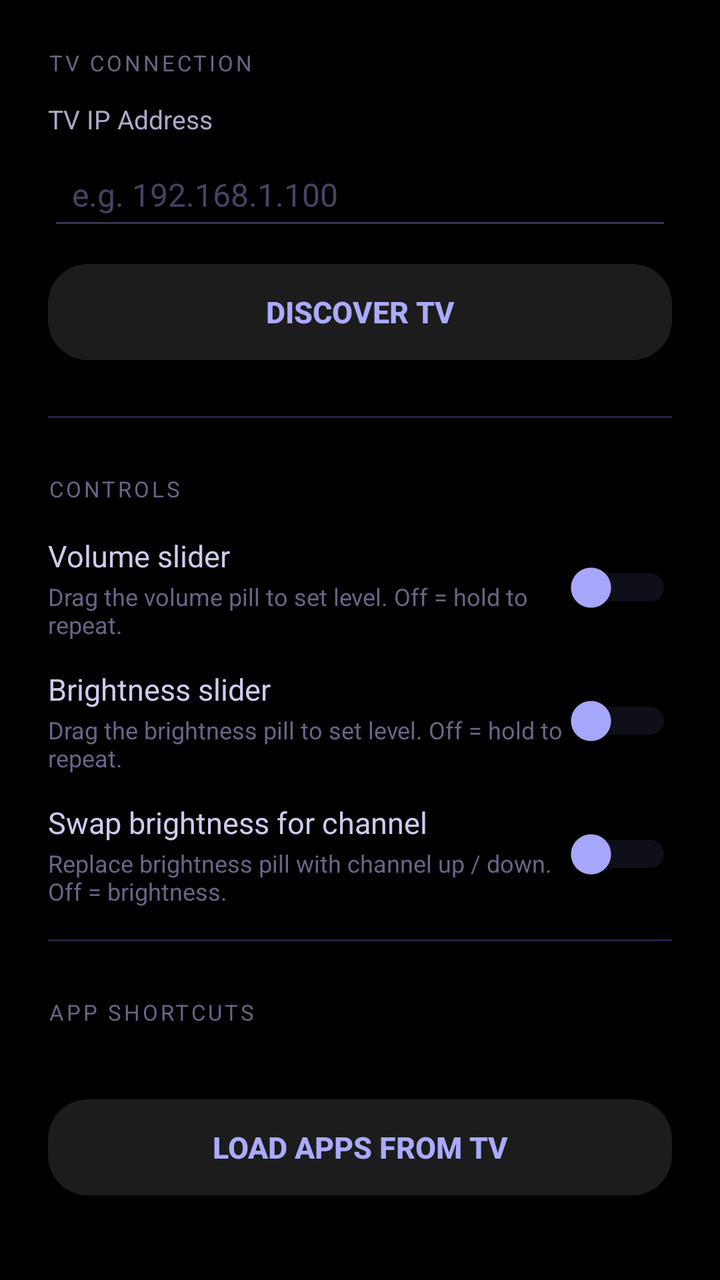
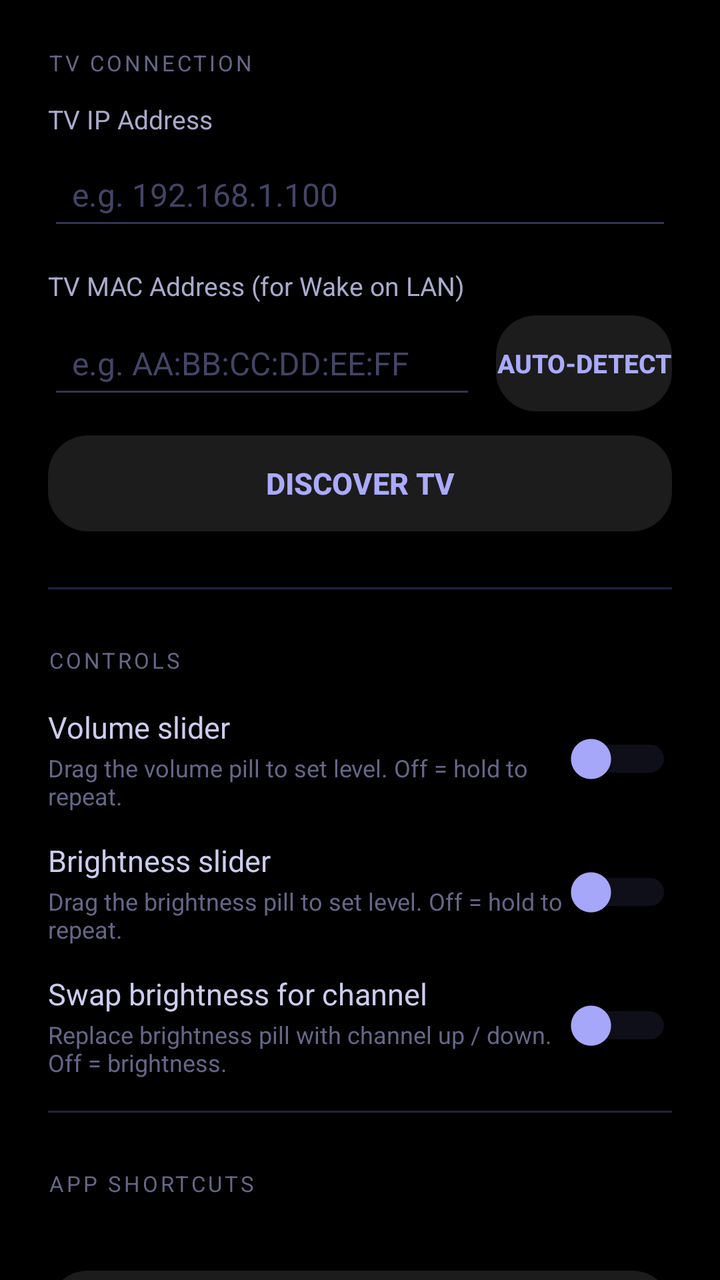

Compare the two renders of this Android layout. The source of the first and the diff that turns it into the second are given below.
<!-- AndroidManifest.xml: application theme Theme.LGRemote -->
<!-- res/layout/activity_settings.xml -->
<?xml version="1.0" encoding="utf-8"?>
<androidx.core.widget.NestedScrollView
    xmlns:android="http://schemas.android.com/apk/res/android"
    android:layout_width="match_parent"
    android:layout_height="match_parent"
    android:background="#000000"
    android:fillViewport="true">

    <LinearLayout
        android:layout_width="match_parent"
        android:layout_height="wrap_content"
        android:orientation="vertical"
        android:paddingHorizontal="24dp"
        android:paddingTop="24dp"
        android:paddingBottom="48dp">

        
        <TextView
            android:layout_width="match_parent"
            android:layout_height="wrap_content"
            android:text="TV CONNECTION"
            android:textColor="#666688"
            android:textSize="11sp"
            android:letterSpacing="0.12"
            android:layout_marginBottom="12dp" />

        <TextView
            android:layout_width="match_parent"
            android:layout_height="wrap_content"
            android:text="TV IP Address"
            android:textColor="#AAAACC"
            android:textSize="13sp"
            android:layout_marginBottom="6dp" />

        <EditText
            android:id="@+id/edit_tv_ip"
            android:layout_width="match_parent"
            android:layout_height="wrap_content"
            android:hint="e.g. 192.168.1.100"
            android:inputType="textUri"
            android:textColor="#FFFFFF"
            android:textColorHint="#444466"
            android:backgroundTint="#333355"
            android:padding="12dp"
            android:textSize="16sp" />

        <LinearLayout
            android:layout_width="match_parent"
            android:layout_height="wrap_content"
            android:layout_marginTop="12dp"
            android:orientation="horizontal"
            android:gravity="center_vertical">

            <Button
                android:id="@+id/btn_discover"
                android:layout_width="0dp"
                android:layout_height="wrap_content"
                android:layout_weight="1"
                android:background="@drawable/bg_squircle_dark"
                android:text="Discover TV"
                android:textColor="#AAAAFF"
                android:textSize="15sp"
                android:textStyle="bold" />

            <ProgressBar
                android:id="@+id/discover_spinner"
                android:layout_width="32dp"
                android:layout_height="32dp"
                android:layout_marginStart="12dp"
                android:visibility="gone"
                android:indeterminateTint="#AAAAFF" />

        </LinearLayout>


        
        <View
            android:layout_width="match_parent"
            android:layout_height="1dp"
            android:layout_marginTop="28dp"
            android:layout_marginBottom="28dp"
            android:background="#222244" />

        
        <TextView
            android:layout_width="match_parent"
            android:layout_height="wrap_content"
            android:text="CONTROLS"
            android:textColor="#666688"
            android:textSize="11sp"
            android:letterSpacing="0.12"
            android:layout_marginBottom="16dp" />

        <LinearLayout
            android:layout_width="match_parent"
            android:layout_height="wrap_content"
            android:orientation="horizontal"
            android:gravity="center_vertical"
            android:layout_marginBottom="14dp">

            <LinearLayout
                android:layout_width="0dp"
                android:layout_height="wrap_content"
                android:layout_weight="1"
                android:orientation="vertical">

                <TextView
                    android:layout_width="wrap_content"
                    android:layout_height="wrap_content"
                    android:text="Volume slider"
                    android:textColor="#CCCCEE"
                    android:textSize="15sp" />

                <TextView
                    android:layout_width="wrap_content"
                    android:layout_height="wrap_content"
                    android:text="Drag the volume pill to set level. Off = hold to repeat."
                    android:textColor="#666688"
                    android:textSize="12sp"
                    android:layout_marginTop="2dp" />

            </LinearLayout>

            <Switch
                android:id="@+id/switch_vol_slider"
                android:layout_width="wrap_content"
                android:layout_height="wrap_content"
                android:thumbTint="#AAAAFF"
                android:trackTint="#333355" />

        </LinearLayout>

        <LinearLayout
            android:layout_width="match_parent"
            android:layout_height="wrap_content"
            android:orientation="horizontal"
            android:gravity="center_vertical"
            android:layout_marginBottom="14dp">

            <LinearLayout
                android:layout_width="0dp"
                android:layout_height="wrap_content"
                android:layout_weight="1"
                android:orientation="vertical">

                <TextView
                    android:layout_width="wrap_content"
                    android:layout_height="wrap_content"
                    android:text="Brightness slider"
                    android:textColor="#CCCCEE"
                    android:textSize="15sp" />

                <TextView
                    android:layout_width="wrap_content"
                    android:layout_height="wrap_content"
                    android:text="Drag the brightness pill to set level. Off = hold to repeat."
                    android:textColor="#666688"
                    android:textSize="12sp"
                    android:layout_marginTop="2dp" />

            </LinearLayout>

            <Switch
                android:id="@+id/switch_brightness_slider"
                android:layout_width="wrap_content"
                android:layout_height="wrap_content"
                android:thumbTint="#AAAAFF"
                android:trackTint="#333355" />

        </LinearLayout>

        <LinearLayout
            android:layout_width="match_parent"
            android:layout_height="wrap_content"
            android:orientation="horizontal"
            android:gravity="center_vertical"
            android:layout_marginBottom="16dp">

            <LinearLayout
                android:layout_width="0dp"
                android:layout_height="wrap_content"
                android:layout_weight="1"
                android:orientation="vertical">

                <TextView
                    android:layout_width="wrap_content"
                    android:layout_height="wrap_content"
                    android:text="Swap brightness for channel"
                    android:textColor="#CCCCEE"
                    android:textSize="15sp" />

                <TextView
                    android:layout_width="wrap_content"
                    android:layout_height="wrap_content"
                    android:text="Replace brightness pill with channel up / down. Off = brightness."
                    android:textColor="#666688"
                    android:textSize="12sp"
                    android:layout_marginTop="2dp" />

            </LinearLayout>

            <Switch
                android:id="@+id/switch_right_pill_channel"
                android:layout_width="wrap_content"
                android:layout_height="wrap_content"
                android:thumbTint="#AAAAFF"
                android:trackTint="#333355" />

        </LinearLayout>

        
        <View
            android:layout_width="match_parent"
            android:layout_height="1dp"
            android:layout_marginBottom="28dp"
            android:background="#222244" />

        
        <TextView
            android:layout_width="match_parent"
            android:layout_height="wrap_content"
            android:text="APP SHORTCUTS"
            android:textColor="#666688"
            android:textSize="11sp"
            android:letterSpacing="0.12"
            android:layout_marginBottom="8dp" />

        <TextView
            android:id="@+id/tv_shortcuts_summary"
            android:layout_width="match_parent"
            android:layout_height="wrap_content"
            android:textColor="#666688"
            android:textSize="12sp"
            android:layout_marginBottom="12dp" />

        <LinearLayout
            android:layout_width="match_parent"
            android:layout_height="wrap_content"
            android:orientation="horizontal"
            android:gravity="center_vertical">

            <Button
                android:id="@+id/btn_load_apps"
                android:layout_width="0dp"
                android:layout_height="wrap_content"
                android:layout_weight="1"
                android:background="@drawable/bg_squircle_dark"
                android:text="Load Apps from TV"
                android:textColor="#AAAAFF"
                android:textSize="15sp"
                android:textStyle="bold" />

            <ProgressBar
                android:id="@+id/load_apps_spinner"
                android:layout_width="32dp"
                android:layout_height="32dp"
                android:layout_marginStart="12dp"
                android:visibility="gone"
                android:indeterminateTint="#AAAAFF" />

        </LinearLayout>

        
        <androidx.recyclerview.widget.RecyclerView
            android:id="@+id/apps_grid"
            android:layout_width="match_parent"
            android:layout_height="wrap_content"
            android:layout_marginTop="16dp"
            android:nestedScrollingEnabled="false"
            android:visibility="gone" />


    </LinearLayout>

</androidx.core.widget.NestedScrollView>
<!-- resources referenced by this layout -->
<resources>
  <!-- drawable bg_squircle_dark (drawable) -->
  <?xml version="1.0" encoding="utf-8"?>
  <shape xmlns:android="http://schemas.android.com/apk/res/android">
      <solid android:color="#1C1C1C" />
      <corners android:radius="20dp" />
  </shape>
  <style name="Theme.LGRemote" parent="Theme.AppCompat.NoActionBar">
          <item name="android:windowBackground">#000000</item>
          <item name="android:statusBarColor">#000000</item>
          <item name="android:navigationBarColor">#000000</item>
      </style>
</resources>

<!-- the commit's change to res/layout/activity_settings.xml (unified diff, before → after) -->
@@ -44,6 +44,47 @@
             android:padding="12dp"
             android:textSize="16sp" />
 
+        <TextView
+            android:layout_width="match_parent"
+            android:layout_height="wrap_content"
+            android:text="TV MAC Address (for Wake on LAN)"
+            android:textColor="#AAAACC"
+            android:textSize="13sp"
+            android:layout_marginTop="14dp"
+            android:layout_marginBottom="6dp" />
+
+        <LinearLayout
+            android:layout_width="match_parent"
+            android:layout_height="wrap_content"
+            android:orientation="horizontal"
+            android:gravity="center_vertical">
+
+            <EditText
+                android:id="@+id/edit_tv_mac"
+                android:layout_width="0dp"
+                android:layout_height="wrap_content"
+                android:layout_weight="1"
+                android:hint="e.g. AA:BB:CC:DD:EE:FF"
+                android:inputType="text"
+                android:textColor="#FFFFFF"
+                android:textColorHint="#444466"
+                android:backgroundTint="#333355"
+                android:padding="12dp"
+                android:textSize="16sp" />
+
+            <Button
+                android:id="@+id/btn_detect_mac"
+                android:layout_width="wrap_content"
+                android:layout_height="wrap_content"
+                android:layout_marginStart="10dp"
+                android:background="@drawable/bg_squircle_dark"
+                android:text="Auto-detect"
+                android:textColor="#AAAAFF"
+                android:textSize="13sp"
+                android:textStyle="bold" />
+
+        </LinearLayout>
+
         <LinearLayout
             android:layout_width="match_parent"
             android:layout_height="wrap_content"
